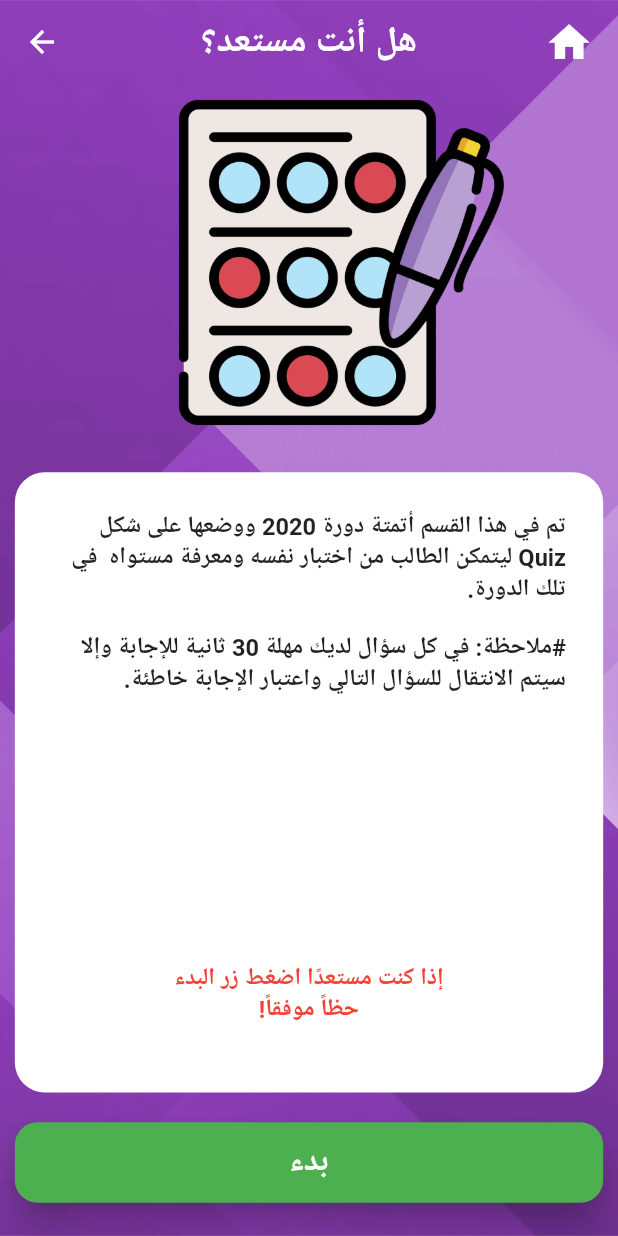
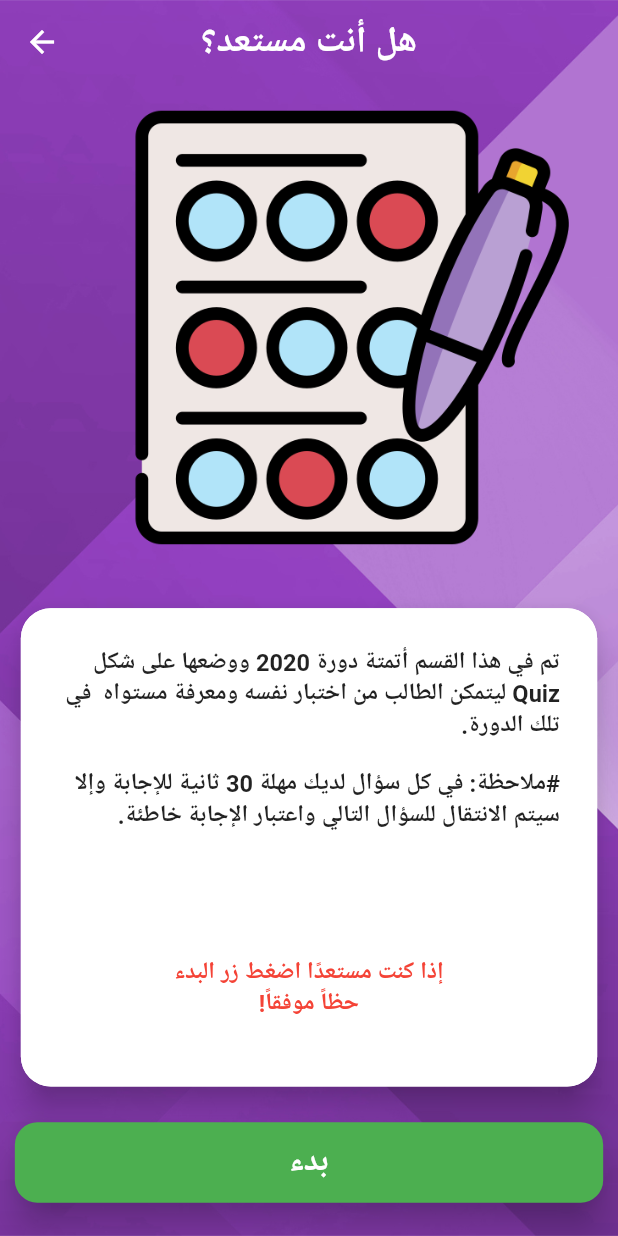
Before and after one commit to saleem1333/C-Skills, a Flutter app: the screen it shows after launch, after a tap on "الدورات", on a phone screen of 412 x 824 dp. Run offline on Flutter 3.47's test engine with Material 2 defaults, Android fonts, the phone set to English and light mode, and no system bars; our stand-ins replace audioplayers, circular_countdown_timer, flutter_screenutil, fluttertoast, share, showcaseview; missing offline and left inert: advance_pdf_viewer.

Commit message:
last edit

```diff
--- a/lib/Pages/Home.dart
+++ b/lib/Pages/Home.dart
@@ -1,5 +1,4 @@
 import 'dart:ui';
-// import 'package:advance_pdf_viewer/advance_pdf_viewer.dart';
 import 'package:cs/Pages/Ready.dart';
 import 'package:cs/Pages/about.dart';
 import 'package:flutter/material.dart';
@@ -14,46 +13,11 @@ class Home extends StatefulWidget {
 }
 
 class _HomeState extends State<Home> {
-  Color ourColor = Color.fromARGB(255, 154, 88, 216);
-
   @override
   Widget build(BuildContext context) {
-    const drawerheader = UserAccountsDrawerHeader(
-      accountName: Text('Osama rida'),
-      accountEmail: Text('Omar  kaialy'),
-      currentAccountPicture: CircleAvatar(
-        child: FlutterLogo(
-          size: 4,
-        ),
-      ),
-      otherAccountsPictures: [
-        CircleAvatar(
-          child: FlutterLogo(
-            size: 4,
-          ),
-        ),
-      ],
-      decoration: BoxDecoration(color: Colors.purple),
-      currentAccountPictureSize: Size.square(80),
-    );
-
-    final drawerItems = ListView(
-      children: [
-        drawerheader,
-        ListTile(title: Text('omar'), onTap: () {}),
-        ListTile(
-          title: Text('osama'),
-          onTap: () {},
-        )
-      ],
-    );
     return SafeArea(
       child: Scaffold(
         extendBodyBehindAppBar: true,
-        drawer: Drawer(
-          elevation: 2,
-          child: drawerItems,
-        ),
         appBar: AppBar(
           elevation: 0,
           backgroundColor: Colors.transparent,
@@ -67,8 +31,10 @@ class _HomeState extends State<Home> {
           centerTitle: true,
           actions: [
             Padding(
-              padding:
-                  EdgeInsets.symmetric(horizontal: 0.02.sw, vertical: 0.sw),
+              padding: EdgeInsets.symmetric(
+                horizontal: 0.02.sw,
+                vertical: 0.sw,
+              ),
               child: IconButton(
                 icon: Icon(Icons.info_outlined),
                 iconSize: 60.sp,
@@ -76,8 +42,11 @@ class _HomeState extends State<Home> {
                   Navigator.push(
                     context,
                     MaterialPageRoute(
-                          builder: (context) =>
-                              AboutPage.withoutLocatio(key: Key('key1'))));
+                      builder: (context) => AboutPage.withoutLocatio(
+                        key: Key('AboutPage'),
+                      ),
+                    ),
+                  );
                 },
               ),
             ),
@@ -93,9 +62,9 @@ class _HomeState extends State<Home> {
           child: Column(
             mainAxisAlignment: MainAxisAlignment.center,
             children: [
-              // SizedBox(height: 0.07.sh),
               SizedBox(height: 50),
               Expanded(
+                flex: 3,
                 child: Container(
                   decoration: BoxDecoration(
                     image: DecorationImage(
@@ -116,7 +85,6 @@ class _HomeState extends State<Home> {
                   width: double.infinity,
                   margin: EdgeInsets.all(0.012.sh),
                 ),
-                flex: 3,
               ),
               SizedBox(height: 0.01.sh),
               Expanded(
@@ -185,6 +153,9 @@ Card myList(
     shape: RoundedRectangleBorder(
       borderRadius: BorderRadius.circular(20),
     ),
+    child: Center(
+      child: Padding(
+        padding: EdgeInsets.all(0.012.sh),
         child: ListTile(
           shape: RoundedRectangleBorder(
             borderRadius: BorderRadius.circular(20),
@@ -238,6 +209,8 @@ Card myList(
           tileColor: Colors.white,
           horizontalTitleGap: 0.045.sw,
         ),
+      ),
+    ),
   );
 }
 
--- a/lib/Pages/Ready.dart
+++ b/lib/Pages/Ready.dart
@@ -4,7 +4,6 @@ import 'package:flutter/cupertino.dart';
 import 'package:flutter/material.dart';
 import 'package:flutter_screenutil/flutter_screenutil.dart';
 import 'package:showcaseview/showcaseview.dart';
-import 'Home.dart';
 import 'PDFPage.dart';
 import 'QuizPage.dart';
 
@@ -52,24 +51,6 @@ class _ReadyState extends State<Ready> {
             ),
           ),
           centerTitle: true,
-          actions: [
-            Padding(
-              padding:
-                  EdgeInsets.symmetric(horizontal: 0.02.sw, vertical: 0.sw),
-              child: IconButton(
-                icon: Icon(Icons.home),
-                iconSize: 60.sp,
-                onPressed: () {
-                  Navigator.pushReplacement(
-                    context,
-                    MaterialPageRoute(
-                      builder: (context) => Home(),
-                    ),
-                  );
-                },
-              ),
-            ),
-          ],
         ),
         body: Container(
           decoration: BoxDecoration(
@@ -81,7 +62,6 @@ class _ReadyState extends State<Ready> {
           child: Column(
             mainAxisAlignment: MainAxisAlignment.center,
             children: [
-              // SizedBox(height: 0.07.sh),
               SizedBox(height: 45),
               Expanded(
                 child: Image(
@@ -90,13 +70,19 @@ class _ReadyState extends State<Ready> {
                 flex: 3,
               ),
               Expanded(
+                child: Padding(
+                  padding: EdgeInsets.all(0.012.sh),
+                  child: Card(
+                    elevation: 10,
+                    shape: RoundedRectangleBorder(
+                      borderRadius: BorderRadius.circular(20),
+                    ),
                     child: Container(
                       decoration: BoxDecoration(
                         color: Colors.white,
                         borderRadius: BorderRadius.circular(20),
                       ),
                       width: double.infinity,
-                  margin: EdgeInsets.all(0.012.sh),
                       child: Padding(
                         padding: EdgeInsets.all(0.03.sh),
                         child: Column(
@@ -124,7 +110,9 @@ class _ReadyState extends State<Ready> {
                         ),
                       ),
                     ),
-                flex: 5,
+                  ),
+                ),
+                flex: 3,
               ),
               Padding(
                 padding: EdgeInsets.all(0.012.sh),
@@ -137,10 +125,6 @@ class _ReadyState extends State<Ready> {
                   disabledColor: Colors.white,
                   shape: RoundedRectangleBorder(
                     borderRadius: BorderRadius.circular(15),
-                    // side: BorderSide(
-                    //   color: ourColor,
-                    //   width: 2,
-                    // ),
                   ),
                   child: Text(
                     // TODO: enable button & replace text with ..., 3, 2, 1, then start
@@ -161,22 +145,25 @@ class _ReadyState extends State<Ready> {
                           MaterialPageRoute(
                             builder: (context) => ShowCaseWidget(
                               builder: Builder(
-                                        builder: (context) =>
-                                            QuizPage.withoutLocatio(
+                                builder: (context) => QuizPage.withoutLocatio(
                                   key: Key('key3'),
                                   map: QuizBrain.exams,
                                   answersList: QuizBrain.exans,
-                                          correctAnswers:
-                                              QuizBrain.correctanswers,
+                                  correctAnswers: QuizBrain.correctanswers,
                                 ),
                               ),
-                                    )));
+                            ),
+                          ),
+                        );
                       } else if (page == 'summary') {
                         Navigator.push(
                           context,
                           MaterialPageRoute(
-                                builder: (context) =>
-                                    PDFPage.withoutLocatio(key: Key('key3'))));
+                            builder: (context) => PDFPage.withoutLocatio(
+                              key: Key('key3'),
+                            ),
+                          ),
+                        );
                       } else if (page == 'full exam') {
                         Navigator.push(
                           context,
@@ -191,16 +178,14 @@ class _ReadyState extends State<Ready> {
                                 ),
                               ),
                             ),
-                            ));
+                          ),
+                        );
                       }
                     });
                   },
                 ),
               ),
-
-              SizedBox(
-                height: 0.015.sh,
-              )
+              SizedBox(height: 0.015.sh),
             ],
           ),
         ),
--- a/lib/Pages/Results.dart
+++ b/lib/Pages/Results.dart
@@ -1,7 +1,7 @@
 import 'package:cs/Pages/QuizPage.dart';
 import 'package:flutter/material.dart';
 import 'package:flutter_screenutil/flutter_screenutil.dart';
-// import 'package:share/share.dart';
+import 'package:share/share.dart';
 import 'Home.dart';
 
 // ignore: must_be_immutable
@@ -96,7 +96,7 @@ class _ResultsState extends State<Results> {
                                         ],
                                       ),
                                       Text(
-                                        '0$marks',
+                                        '$marks',
                                         style: TextStyle(
                                           fontSize: 72.sp,
                                           color: ourColor,
@@ -295,7 +295,7 @@ class _ResultsState extends State<Results> {
                 children: [
                   TextButton(
                     onPressed: () {
-                      // Share.share('لقد حققت $marks اجابة صحيحة في الاختبار');
+                      Share.share('لقد حققت $marks اجابة صحيحة في الاختبار');
                     },
                     child: CircleAvatar(
                       radius: 80.sp,
```
Also changed, not shown: lib/Pages/QuizPage.dart (+12 -21 lines), lib/Pages/about.dart (+6 -6 lines). Lines whose indentation alone changed are shown as unchanged.
